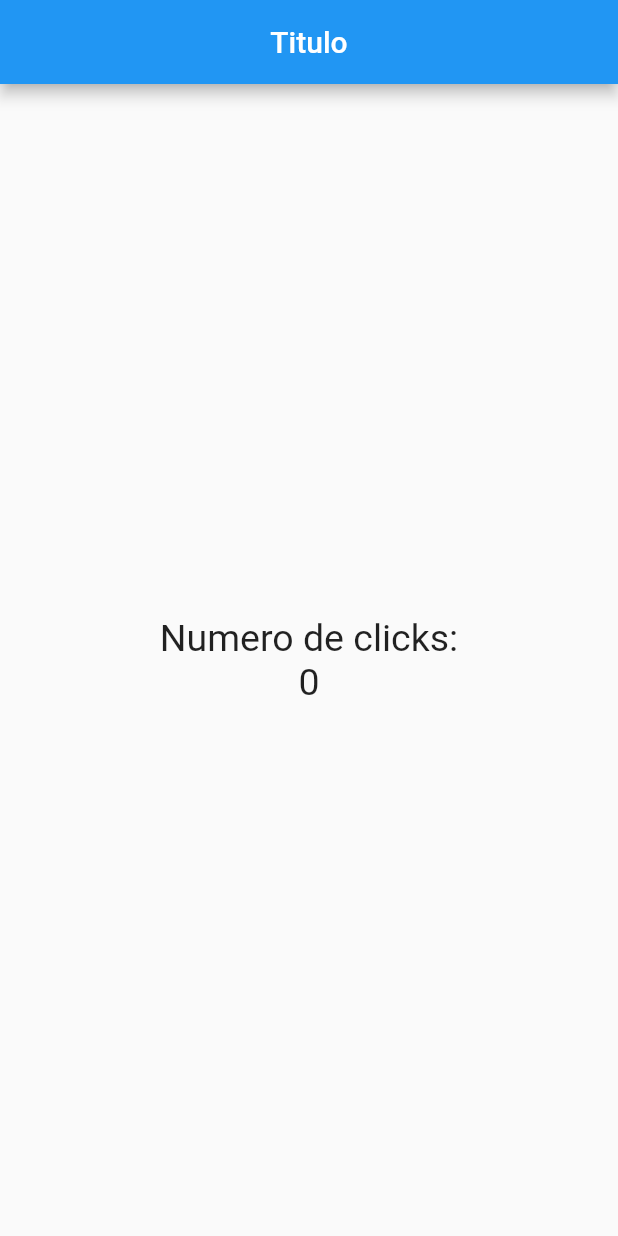
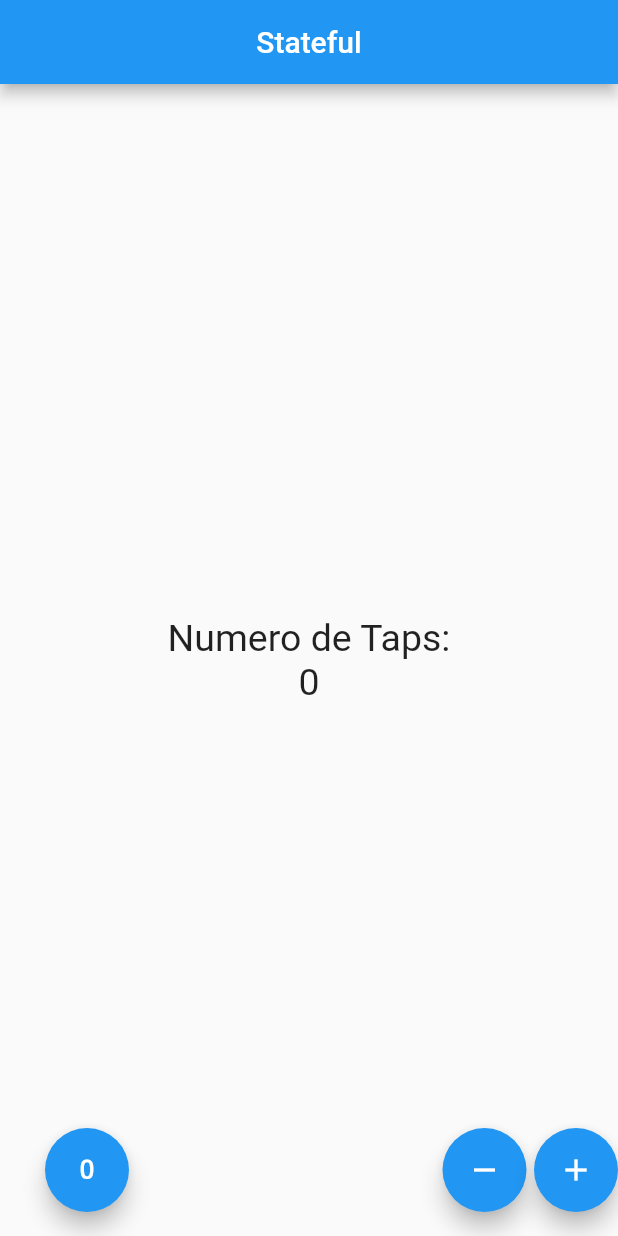
Before and after one commit to isamed92/flutter-fap, a Flutter app: the screen it shows after launch, on a phone screen of 412 x 824 dp. Run offline on Flutter 3.47's test engine with Material 2 defaults, Android fonts, the phone set to English and light mode, and no system bars.

Commit message:
add statefulwidget w buttons for add and remove values and implemented

```diff
--- a/lib/src/app.dart
+++ b/lib/src/app.dart
@@ -1,7 +1,9 @@
 
 import 'package:flutter/material.dart';
 
-import 'package:contador/src/pages/home_page.dart';
+// import 'package:contador/src/pages/home_page.dart';
+
+import 'pages/contador_pages.dart';
 
 class MyApp extends StatelessWidget {
 
@@ -10,8 +12,11 @@ class MyApp extends StatelessWidget {
 
 
     return MaterialApp(
+      debugShowCheckedModeBanner: false,
       home: Center(
-        child: HomePage()
+
+        // child: HomePage()
+        child: ContadorPage()
         ),
 
     );
--- /dev/null
+++ b/lib/src/pages/contador_pages.dart
@@ -0,0 +1,68 @@
+import 'package:flutter/material.dart';
+
+class ContadorPage extends StatefulWidget {
+  @override
+  createState() => _ContadorPageState();
+}
+
+class _ContadorPageState extends State<ContadorPage> {
+  final _estiloTexto = new TextStyle(fontSize: 25);
+  int _conteo = 0;
+  @override
+  Widget build(BuildContext context) {
+    return Scaffold(
+      appBar: AppBar(
+        centerTitle: true,
+        title: Text('Stateful'),
+      ),
+      body: Center(
+        child: Column(
+          children: <Widget>[
+            Text(
+              'Numero de Taps:',
+              style: _estiloTexto,
+            ),
+            Text('$_conteo', style: _estiloTexto),
+          ],
+          mainAxisAlignment: MainAxisAlignment.center,
+        ),
+      ),
+      floatingActionButton: _crearBotones(),
+      floatingActionButtonLocation: FloatingActionButtonLocation.centerFloat,
+    );
+  }
+
+  Widget _crearBotones() {
+    return Row(
+      mainAxisAlignment: MainAxisAlignment.end,
+      children: <Widget>[
+        SizedBox(width: 30),
+        FloatingActionButton(
+          child: Icon(Icons.exposure_zero),
+          onPressed: _reset,
+        ),
+        Expanded(child: SizedBox()),
+        FloatingActionButton(
+          child: Icon(Icons.remove),
+          onPressed: _substract,
+        ),
+
+        SizedBox(width: 5.0),
+        FloatingActionButton(child: Icon(Icons.add), onPressed: _add)
+      ],
+    );
+  }
+
+  void _add() {
+    setState(() => _conteo++);
+  }
+
+  void _substract() {
+    setState(() => _conteo--);
+  }
+
+  void _reset() {
+    setState(() => _conteo = 0);
+
+  }
+}
--- a/lib/src/pages/home_page.dart
+++ b/lib/src/pages/home_page.dart
@@ -4,6 +4,7 @@ class HomePage extends StatelessWidget {
 
 
   final estiloTexto = new TextStyle(fontSize: 25);
+  final conteo = 10;
 
   @override
   Widget build(BuildContext context) {
@@ -15,11 +16,18 @@ class HomePage extends StatelessWidget {
       body: Center(
         child: Column(children: <Widget>[
           Text('Numero de clicks:', style:estiloTexto,),
-          Text('0', style:estiloTexto),
+          Text('$conteo', style:estiloTexto),
         ],
         mainAxisAlignment: MainAxisAlignment.center,
         ),
       ),
+      floatingActionButton: FloatingActionButton(
+        child: Icon( Icons.add ),
+        onPressed: () {
+          // conteo++;
+        },
+      ),
+      floatingActionButtonLocation: FloatingActionButtonLocation.centerFloat,
     );
   }
 }
```
